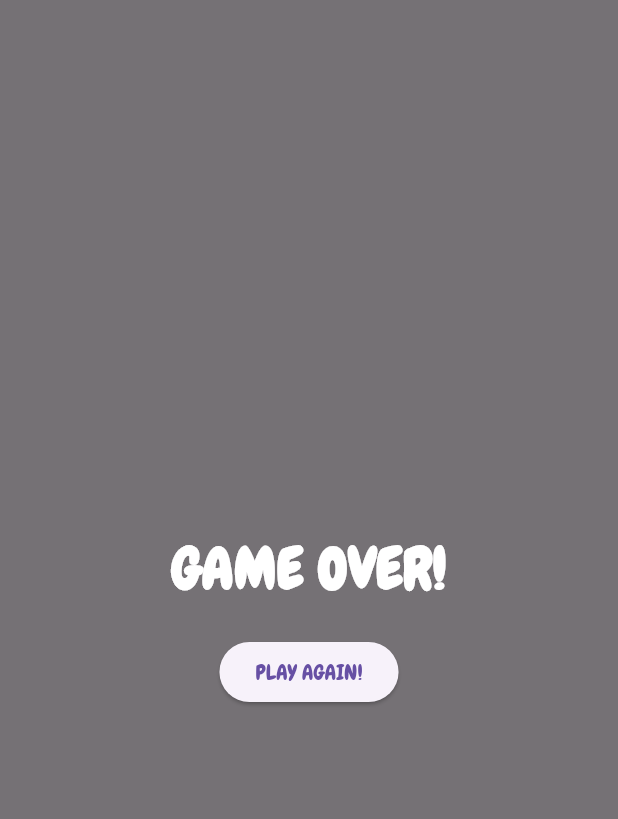
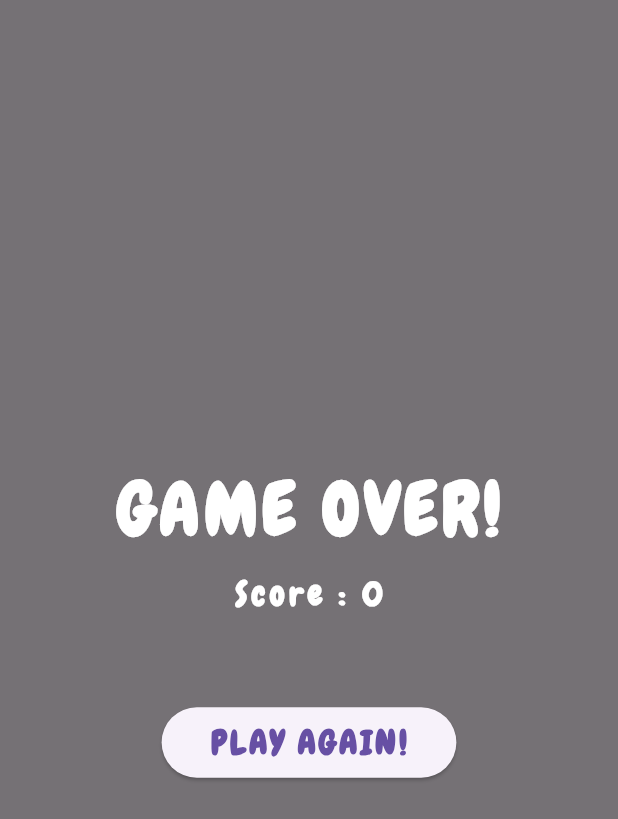
Before and after one commit to Mubashir-Jaweed/flappy-dash-flutter, a Flutter app: the GameOverWidget widget shown alone on an empty page, opened directly, after a tap on "PLAY AGAIN!", on a phone screen of 412 x 824 dp. Shown: the top 819 px of the screen. Run offline on Flutter 3.47's test engine with Material 3 defaults, Android fonts, the phone set to English and light mode, and no system bars; our stand-ins replace bloc, equatable, flutter_animate, flutter_bloc; missing offline and left inert: flame, flame_bloc.

Commit message:
code cleanup

```diff
--- a/lib/bloc/cubit/game_cubit.dart
+++ b/lib/bloc/cubit/game_cubit.dart
@@ -34,7 +34,7 @@ class GameCubit extends Cubit<GameState> {
 
   restartGame() {
     emit(state.copyWith(
-      currentPlayingState: PlayingState.none,
+      currentPlayingState: PlayingState.idle,
       currentScore: 0,
     ));
   }
--- a/lib/bloc/cubit/game_state.dart
+++ b/lib/bloc/cubit/game_state.dart
@@ -4,7 +4,7 @@ part of 'game_cubit.dart';
 class GameState with EquatableMixin {
   const GameState({
     this.currentScore = 0,
-    this.currentPlayingState = PlayingState.none,
+    this.currentPlayingState = PlayingState.idle,
   });
 
   final int currentScore;
@@ -27,8 +27,15 @@ class GameState with EquatableMixin {
 }
 
 enum PlayingState {
-  none,
+  idle,
   playing,
   paused,
-  gameOver,
+  gameOver;
+
+  bool get isPlaying => this == PlayingState.playing;
+  bool get isNotPlaying => !isPlaying;
+  bool get isGameOver => this == PlayingState.gameOver;
+  bool get isNotGameOver => !isGameOver;
+  bool get isIdle => this == PlayingState.idle;
+  bool get isPaused => this == PlayingState.paused;
 }
--- a/lib/component/dash_parallax_background.dart
+++ b/lib/component/dash_parallax_background.dart
@@ -28,7 +28,7 @@ class DashParallaxBackground extends ParallaxComponent<FlappyDashGame>
   @override
   void update(double dt) {
     switch (bloc.state.currentPlayingState) {
-      case PlayingState.none:
+      case PlayingState.idle:
       case PlayingState.playing:
         super.update(dt);
         break;
--- a/lib/component/pipe_pair.dart
+++ b/lib/component/pipe_pair.dart
@@ -39,7 +39,7 @@ class PipePair extends PositionComponent
         break;
       case PlayingState.gameOver:
         break;
-      case PlayingState.none:
+      case PlayingState.idle:
         break;
 
       case PlayingState.playing:
--- a/lib/main_page.dart
+++ b/lib/main_page.dart
@@ -2,6 +2,8 @@ import 'package:flame/game.dart';
 import 'package:flappydash/bloc/cubit/game_cubit.dart';
 import 'package:flappydash/flappy_dash_game.dart';
 import 'package:flappydash/widget/game_over_widget.dart';
+import 'package:flappydash/widget/tap_to_play.dart';
+import 'package:flappydash/widget/top_score.dart';
 import 'package:flutter/material.dart';
 import 'package:flutter_animate/flutter_animate.dart';
 import 'package:flutter_bloc/flutter_bloc.dart';
@@ -29,7 +31,7 @@ class _MainPageState extends State<MainPage> {
   Widget build(BuildContext context) {
     return BlocConsumer<GameCubit, GameState>(
       listener: (BuildContext context, GameState state) {
-        if (state.currentPlayingState == PlayingState.none &&
+        if (state.currentPlayingState.isIdle &&
             _latestState == PlayingState.gameOver) {
           setState(() {
             _flappyDashGame = FlappyDashGame(gameCubit);
@@ -42,33 +44,15 @@ class _MainPageState extends State<MainPage> {
             body: Stack(
           children: [
             GameWidget(game: _flappyDashGame),
-            if (state.currentPlayingState == PlayingState.gameOver)
-              const GameOverWidget(),
-            if (state.currentPlayingState == PlayingState.none)
+            if (state.currentPlayingState.isGameOver) const GameOverWidget(),
+            if (state.currentPlayingState.isIdle)
               Align(
-                child: IgnorePointer(
-                  child: const Text(
-                    'TAP TO PLAY',
-                    style: TextStyle(
-                      color: Colors.black87,
-                      fontWeight: FontWeight.bold,
-                      letterSpacing: 3,
-                      fontSize: 35,
-                    ),
-                  )
-                      .animate(
-                        onPlay: (controller) => controller.repeat(
-                          reverse: true,
-                        ),
-                      )
-                      .scale(
-                        begin: const Offset(1.0, 1.0),
-                        end: const Offset(1.1, 1.1),
-                        duration: const Duration(milliseconds: 500),
-                      ),
-                ),
+
+                  child: TapToPlay(),
+
                 alignment: Alignment(0, 0.2),
               ),
+            if (state.currentPlayingState.isNotGameOver) const TopScore(),
           ],
         ));
       },
--- a/lib/widget/game_over_widget.dart
+++ b/lib/widget/game_over_widget.dart
@@ -1,3 +1,5 @@
+import 'dart:ui';
+
 import 'package:flappydash/bloc/cubit/game_cubit.dart';
 import 'package:flappydash/main.dart';
 import 'package:flappydash/main_page.dart';
@@ -9,7 +11,14 @@ class GameOverWidget extends StatelessWidget {
 
   @override
   Widget build(BuildContext context) {
-    return Container(
+    return BlocBuilder<GameCubit, GameState>(
+      builder: (context, state) {
+        return BackdropFilter(
+          filter: ImageFilter.blur(
+            sigmaX: 6,
+            sigmaY: 6,
+          ),
+          child: Container(
             color: Colors.black54,
             child: Center(
               child: Column(
@@ -20,19 +29,45 @@ class GameOverWidget extends StatelessWidget {
                     style: TextStyle(
                       color: Colors.white,
                       fontWeight: FontWeight.bold,
-                fontSize: 38,
+                      fontSize: 48,
+                      letterSpacing: 3,
                     ),
                   ),
                   SizedBox(
-              height: 18,
+                    height: 6,
+                  ),
+                  Text(
+                    'Score : ${state.currentScore}',
+                    style: TextStyle(
+                      color: Colors.white,
+                      fontWeight: FontWeight.bold,
+                      fontSize: 22,
+                      letterSpacing: 3,
+                    ),
+                  ),
+                  SizedBox(
+                    height: 60,
                   ),
                   ElevatedButton(
                     onPressed: () => context.read<GameCubit>().restartGame(),
-              child: const Text('PLAY AGAIN!'),
+                    child: Padding(
+                      padding: const EdgeInsets.all(8.0),
+                      child: const Text(
+                        'PLAY AGAIN!',
+                        style: TextStyle(
+                          fontWeight: FontWeight.bold,
+                          fontSize: 22,
+                          letterSpacing: 2,
+                        ),
+                      ),
+                    ),
                   ),
                 ],
               ),
             ),
+          ),
+        );
+      },
     );
   }
 }
--- /dev/null
+++ b/lib/widget/tap_to_play.dart
@@ -0,0 +1,32 @@
+import 'package:flappydash/main_page.dart';
+import 'package:flutter/material.dart';
+import 'package:flutter_animate/flutter_animate.dart';
+
+class TapToPlay extends StatelessWidget {
+  const TapToPlay({super.key});
+
+  @override
+  Widget build(BuildContext context) {
+    return IgnorePointer(
+      child: const Text(
+        'TAP TO PLAY',
+        style: TextStyle(
+          color: Colors.black87,
+          fontWeight: FontWeight.bold,
+          letterSpacing: 3,
+          fontSize: 38,
+        ),
+      )
+          .animate(
+            onPlay: (controller) => controller.repeat(
+              reverse: true,
+            ),
+          )
+          .scale(
+            begin: const Offset(1.0, 1.0),
+            end: const Offset(1.1, 1.1),
+            duration: const Duration(milliseconds: 500),
+          ),
+    );
+  }
+}
--- /dev/null
+++ b/lib/widget/top_score.dart
@@ -0,0 +1,28 @@
+import 'package:flappydash/bloc/cubit/game_cubit.dart';
+import 'package:flutter/material.dart';
+import 'package:flutter_bloc/flutter_bloc.dart';
+
+class TopScore extends StatelessWidget {
+  const TopScore({super.key});
+
+  @override
+  Widget build(BuildContext context) {
+    return BlocBuilder<GameCubit, GameState>(
+      builder: (context, state) {
+        return Align(
+          child: Padding(
+            padding: const EdgeInsets.only(top: 20.0),
+            child: Text(
+              state.currentScore.toString(),
+              style: TextStyle(
+                color: Colors.black87,
+                fontSize: 38,
+              ),
+            ),
+          ),
+          alignment: Alignment.topCenter,
+        );
+      },
+    );
+  }
+}
```
Also changed, not shown: lib/component/dash.dart (+5 -5 lines), lib/component/flappy_dash_root_component.dart (+3 -10 lines). Lines whose indentation alone changed are shown as unchanged.
